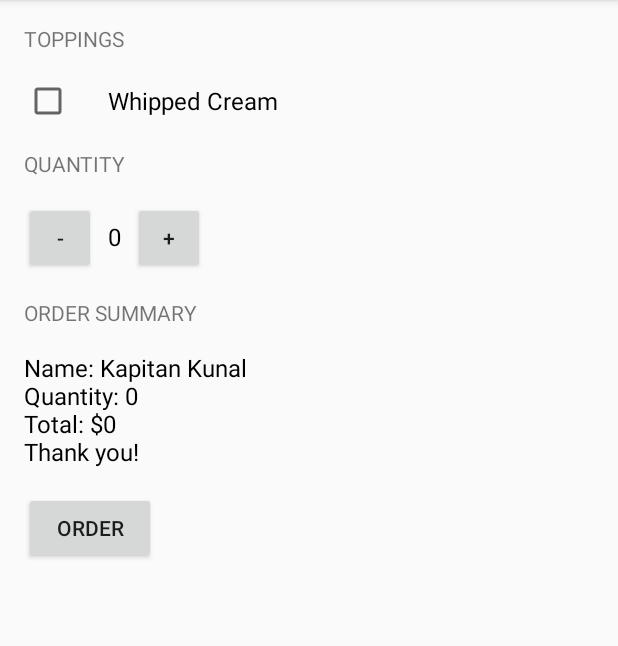
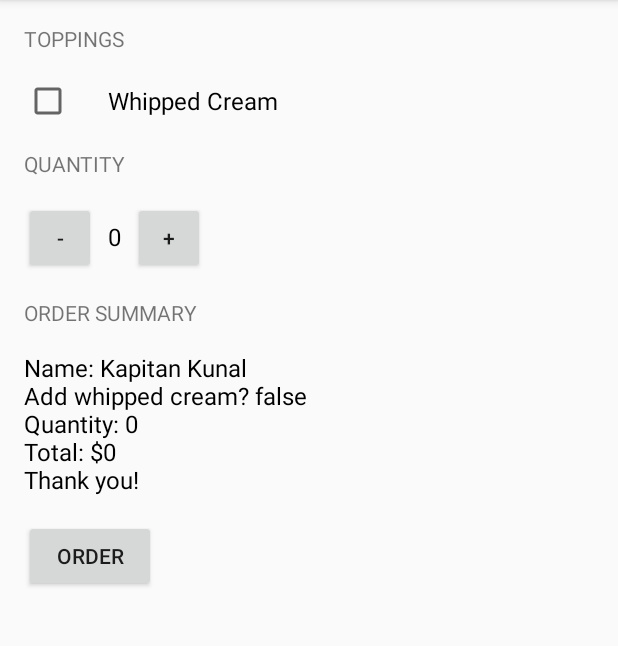
Before and after one commit to tr0lczyk/JustJava, an Android app: the screen it shows after launch (MainActivity), after a tap on "ORDER", on a phone screen of 412 x 824 dp, the part 84-730 px from its top. Run offline under Robolectric (Android 15) with nearby library versions, the phone set to English and light mode, and no system bars.

Commit message:
new project added, Just Java functions expanded

```diff
--- a/app/src/main/java/com/example/android/justjava/MainActivity.java
+++ b/app/src/main/java/com/example/android/justjava/MainActivity.java
@@ -11,6 +11,7 @@ package com.example.android.justjava;
 
 import android.os.Bundle;
 import android.support.v7.app.AppCompatActivity;
+import android.util.Log;
 import android.view.View;
 import android.widget.CheckBox;
 import android.widget.TextView;
@@ -50,8 +51,12 @@ public class MainActivity extends AppCompatActivity {
      * method called when order button is clicked
      */
     public void submitOrder(View view) {
+        CheckBox whippedCreamCheckBox = (CheckBox) findViewById(R.id.checkbox_view);
+        boolean hasWhippedCream = whippedCreamCheckBox.isChecked();
+        Log.v("MainActivity", "Has whipped cream: " + hasWhippedCream);
         int price = calculatePrice();
-        displayMessage(createOrderSummary(price));
+        String priceMessage = createOrderSummary(price, hasWhippedCream);
+        displayMessage(priceMessage);
     }
 
     /**
@@ -67,13 +72,15 @@ public class MainActivity extends AppCompatActivity {
      * Creates summary of the order.
      *
      * @return quantity and price of the order
+     * @param additionalCream is stating if the customer would like to get the Whipped  cream
      */
-    private String createOrderSummary(int priceOfOrder){
+    private String createOrderSummary(int priceOfOrder, boolean additionalCream) {
         String priceMessage = "Name: Kapitan Kunal";
+        priceMessage += "\nAdd whipped cream? " + additionalCream;
         priceMessage += "\nQuantity: " + quantity;
         priceMessage += "\nTotal: $" + priceOfOrder;
         priceMessage += "\nThank you!";
-        return  priceMessage;
+        return priceMessage;
     }
 
     /**
@@ -92,8 +99,4 @@ public class MainActivity extends AppCompatActivity {
         orderSummaryTextView.setText(message);
     }
 
-    private void informationCheckLog(View view) {
-        CheckBox hasWhippedCream = (CheckBox)
-    }
-
 }
--- a/app/src/main/res/layout/activity_main.xml
+++ b/app/src/main/res/layout/activity_main.xml
@@ -15,11 +15,12 @@
         android:textAllCaps="true" />
 
     <CheckBox
+        android:id="@+id/checkbox_view"
         android:layout_width="wrap_content"
         android:layout_height="wrap_content"
-        android:textSize="16sp"
+        android:paddingLeft="24dp"
         android:text="Whipped Cream"
-        android:paddingLeft="24dp"/>
+        android:textSize="16sp"/>
 
     <TextView
         android:layout_width="wrap_content"
@@ -80,5 +81,5 @@
         android:layout_height="wrap_content"
         android:layout_marginTop="16dp"
         android:onClick="submitOrder"
-        android:text="Order"/>
+        android:text="Order" />
 </LinearLayout>
```
